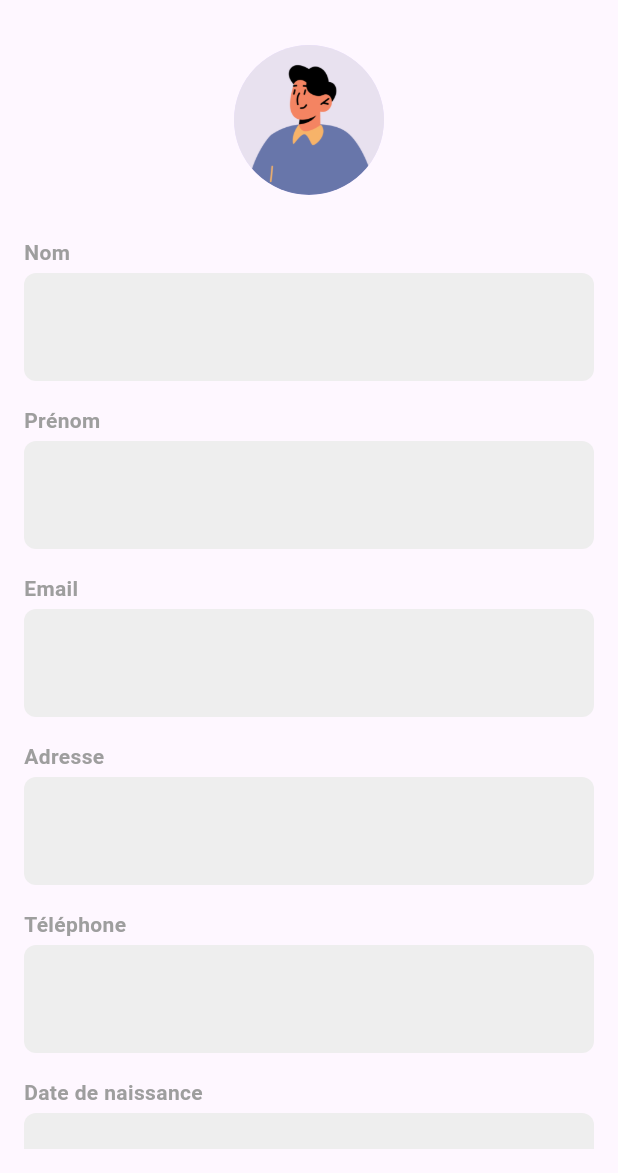
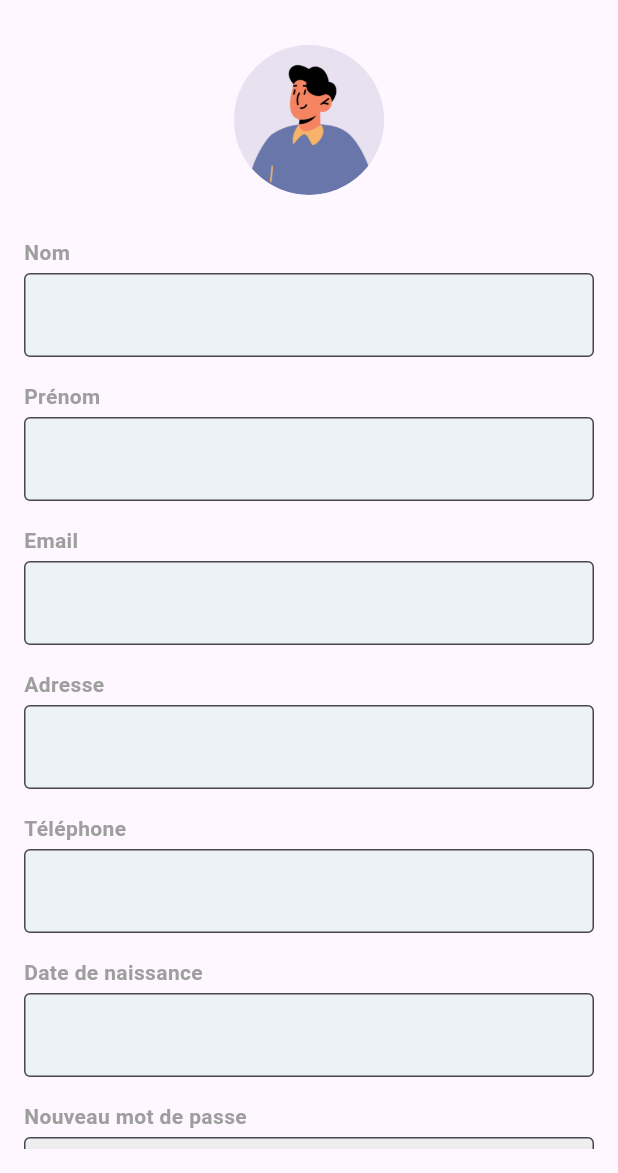
Before and after one commit to Shabich/MediCall, a Flutter app: the ProfilePage screen opened by its route, after a tap on "Modifier le profil", on a phone screen of 412 x 824 dp, the part 63-1236 px from its top. Run offline on Flutter 3.47's test engine with Material 3 defaults, Android fonts, the light colour scheme and no system bars; our stand-ins replace shared_preferences; accounts and stored records are empty.

Commit message:
v1 edit profile

```diff
--- a/lib/pages/profile_page.dart
+++ b/lib/pages/profile_page.dart
@@ -1,5 +1,7 @@
 import 'package:flutter/material.dart';
 import 'package:shared_preferences/shared_preferences.dart';
+import 'package:http/http.dart' as http;
+import 'dart:convert';
 
 class ProfilePage extends StatefulWidget {
   const ProfilePage({super.key});
@@ -10,35 +12,121 @@ class ProfilePage extends StatefulWidget {
 }
 
 class _ProfilePageState extends State<ProfilePage> {
-  // Déclaration des contrôleurs pour chaque champ
   final TextEditingController _nameController = TextEditingController();
   final TextEditingController _firstNameController = TextEditingController();
   final TextEditingController _emailController = TextEditingController();
   final TextEditingController _addressController = TextEditingController();
   final TextEditingController _phoneController = TextEditingController();
   final TextEditingController _birthDateController = TextEditingController();
-  final TextEditingController _passwordController = TextEditingController();
+  final TextEditingController _newPasswordController = TextEditingController();
+  final TextEditingController _confirmNewPasswordController =
+      TextEditingController();
   bool _isEditing = false;
+  bool _passwordsMatch = true;
+  String? _oldEmail; // Stocker l'ancienne adresse e-mail
 
   @override
   void initState() {
     super.initState();
-    _loadUserData(); // Charger les données de l'utilisateur dès le démarrage
+    _loadUserData();
   }
 
-  // Fonction pour charger les données depuis SharedPreferences
   Future<void> _loadUserData() async {
     final prefs = await SharedPreferences.getInstance();
+    setState(() {
+      _nameController.text = prefs.getString('nom') ?? '';
+      _firstNameController.text = prefs.getString('prenom') ?? '';
+      _emailController.text = prefs.getString('adresse_mail') ?? '';
+      _oldEmail = _emailController.text; // Sauvegarde de l'ancien email
+      _addressController.text = prefs.getString('adresse') ?? '';
+      _phoneController.text = prefs.getString('num_tel') ?? '';
+      _birthDateController.text =
+          prefs.getString('date_naissance')?.substring(0, 10) ?? '';
+    });
+    debugPrint("Données utilisateur chargées: $_oldEmail");
+  }
 
-    setState(() {
-      _nameController.text = prefs.getString('nom') ?? ''; // Nom
-      _firstNameController.text = prefs.getString('prenom') ?? ''; // Prénom
-      _emailController.text = prefs.getString('adresse_mail') ?? ''; // Email
-      _addressController.text = prefs.getString('adresse') ?? ''; // Adresse
-      _phoneController.text = prefs.getString('num_tel') ?? ''; // Téléphone
-      _birthDateController.text =
-          prefs.getString('date_naissance') ?? ''; // Date de naissance
+  Future<void> _saveProfile(String currentPassword) async {
+    if (_newPasswordController.text.isNotEmpty && !_passwordsMatch) {
+      debugPrint("Erreur: les mots de passe ne correspondent pas");
+
+      return;
+    }
+
+    final prefs = await SharedPreferences.getInstance();
+    int? userId = prefs.getInt('id_t_user');
+    if (userId == null) {
+      debugPrint("Erreur: ID utilisateur introuvable dans SharedPreferences");
+      return;
+    }
+
+    final body = jsonEncode({
+      'nom': _nameController.text,
+      'prenom': _firstNameController.text,
+      'ancienne_adresse_mail': _oldEmail,
+      'adresse_mail': _emailController.text,
+      'adresse': _addressController.text,
+      'num_tel': _phoneController.text,
+      'date_naissance': _birthDateController.text,
+      'current_password': currentPassword,
+      'new_password': _newPasswordController.text.isNotEmpty
+          ? _newPasswordController.text
+          : null,
     });
+
+    debugPrint("Envoi des données au serveur: $body id: $userId");
+
+    final response = await http.put(
+      Uri.parse('http://localhost:3000/api/users/$userId'),
+      headers: {'Content-Type': 'application/json'},
+      body: body,
+    );
+
+    debugPrint("Réponse du serveur: ${response.statusCode} - ${response.body}");
+
+    if (response.statusCode == 200) {
+      setState(() => _isEditing = false);
+      ScaffoldMessenger.of(context).showSnackBar(
+        const SnackBar(content: Text('Profil mis à jour avec succès!')),
+      );
+    } else {
+      setState(() {
+        _showPasswordDialog(error: true);
+      });
+    }
+  }
+
+  void _showPasswordDialog({bool error = false}) {
+    TextEditingController passwordController = TextEditingController();
+    showDialog(
+      context: context,
+      builder: (context) => AlertDialog(
+        title: const Text('Vérification du mot de passe'),
+        content: TextField(
+          controller: passwordController,
+          obscureText: true,
+          decoration: InputDecoration(
+            labelText: 'Mot de passe actuel',
+            errorText: error ? 'Mot de passe incorrect' : null,
+          ),
+        ),
+        actions: [
+          TextButton(
+            onPressed: () => Navigator.pop(context),
+            child: const Text('Annuler'),
+          ),
+          TextButton(
+            onPressed: () {
+              Navigator.pop(context);
+              debugPrint("Mot de passe saisi: ${passwordController.text}");
+
+              _saveProfile(passwordController.text);
+            },
+            child: const Text('Confirmer'),
+          ),
+        ],
+      ),
+    );
   }
 
   @override
@@ -55,25 +143,26 @@ class _ProfilePageState extends State<ProfilePage> {
               ),
             ),
             const SizedBox(height: 20),
-            // Nom
             _buildProfileField('Nom', _nameController),
             _buildProfileField('Prénom', _firstNameController),
             _buildProfileField('Email', _emailController),
             _buildProfileField('Adresse', _addressController),
             _buildProfileField('Téléphone', _phoneController),
             _buildProfileField('Date de naissance', _birthDateController),
-            // Ajouter le champ mot de passe seulement en mode édition
-            if (_isEditing)
-              _buildProfileField('Mot de passe', _passwordController,
-                  isPassword: true),
+            if (_isEditing) ...[
+              _buildPasswordField(
+                  'Nouveau mot de passe', _newPasswordController),
+              _buildPasswordField('Confirmer le nouveau mot de passe',
+                  _confirmNewPasswordController),
+            ],
             const SizedBox(height: 20),
-
-            // Bouton Modifier le profil
             ElevatedButton.icon(
               onPressed: () {
-                setState(() {
-                  _isEditing = !_isEditing;
-                });
+                if (_isEditing) {
+                  _showPasswordDialog();
+                } else {
+                  setState(() => _isEditing = true);
+                }
               },
               icon: const Icon(Icons.edit),
               label: Text(
@@ -85,38 +174,61 @@ class _ProfilePageState extends State<ProfilePage> {
     );
   }
 
-  // Fonction pour afficher un champ de profil modifiable ou non
-  Widget _buildProfileField(String label, TextEditingController controller,
-      {bool isPassword = false}) {
+  Widget _buildProfileField(String label, TextEditingController controller) {
     return Padding(
       padding: const EdgeInsets.symmetric(vertical: 8.0),
       child: Column(
         crossAxisAlignment: CrossAxisAlignment.start,
         children: [
-          Text(
-            label,
-            style: const TextStyle(
-                fontSize: 14, fontWeight: FontWeight.bold, color: Colors.grey),
+          Text(label,
+              style: const TextStyle(
+                  fontSize: 14,
+                  fontWeight: FontWeight.bold,
+                  color: Colors.grey)),
+          const SizedBox(height: 4),
+          TextField(
+            controller: controller,
+            decoration: const InputDecoration(
+              border: OutlineInputBorder(),
+              filled: true,
+              fillColor: Color.fromARGB(255, 236, 242, 246),
+            ),
           ),
+        ],
+      ),
+    );
+  }
+
+  Widget _buildPasswordField(String label, TextEditingController controller) {
+    return Padding(
+      padding: const EdgeInsets.symmetric(vertical: 8.0),
+      child: Column(
+        crossAxisAlignment: CrossAxisAlignment.start,
+        children: [
+          Text(label,
+              style: const TextStyle(
+                  fontSize: 14,
+                  fontWeight: FontWeight.bold,
+                  color: Colors.grey)),
           const SizedBox(height: 4),
-          Container(
-            width: double.infinity,
-            padding: const EdgeInsets.all(12),
-            decoration: BoxDecoration(
-              color: Colors.grey[200],
-              borderRadius: BorderRadius.circular(8),
+          TextField(
+            controller: controller,
+            obscureText: true,
+            onChanged: (value) {
+              setState(() {
+                _passwordsMatch = _newPasswordController.text ==
+                    _confirmNewPasswordController.text;
+              });
+            },
+            decoration: InputDecoration(
+              border: OutlineInputBorder(),
+              filled: true,
+              fillColor: Colors.grey[200],
+              errorText: (!_passwordsMatch &&
+                      controller == _confirmNewPasswordController)
+                  ? 'Les mots de passe ne correspondent pas'
+                  : null,
             ),
-            child: _isEditing
-                ? TextField(
-                    controller: controller,
-                    obscureText:
-                        isPassword, // Masquer le texte si c'est un mot de passe
-                    decoration: const InputDecoration(border: InputBorder.none),
-                  )
-                : Text(
-                    controller.text,
-                    style: const TextStyle(fontSize: 16),
-                  ),
           ),
         ],
       ),
```
